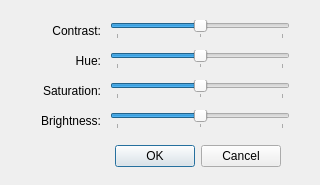
Above: askHueSatBriDialog.ui from Swyter/openbrf-redux before the change. Below: the same form after it.
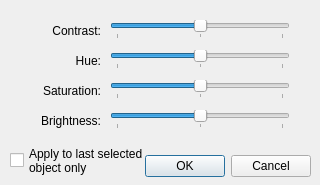
That is the form after the change.

Commit message:
mainwindow, askHueSatBriDialog: Add an `Apply to last selected object only` checkbox to the vertex color tool, similar to the roto-rescale tool. Suggested by @kraggrim. Had to learn how the Qt signals and connectors actually work. Darn. :)
Fix the setRotCenterPoint() indentation from the previous commit. This tab vs spaces stuff is all over the place.

What changed in the file:
```diff
--- a/askHueSatBriDialog.ui
+++ b/askHueSatBriDialog.ui
@@ -16,8 +16,8 @@
   <widget class="QDialogButtonBox" name="buttonBox">
    <property name="geometry">
     <rect>
-     <x>110</x>
-     <y>140</y>
+     <x>140</x>
+     <y>150</y>
      <width>171</width>
      <height>32</height>
     </rect>
@@ -193,6 +193,20 @@
     <set>Qt::AlignRight|Qt::AlignTrailing|Qt::AlignVCenter</set>
    </property>
   </widget>
+    <widget class="QCheckBox" name="applyToLastSel">
+   <property name="geometry">
+    <rect>
+     <x>10</x>
+     <y>140</y>
+     <width>151</width>
+     <height>41</height>
+    </rect>
+   </property>
+   <property name="text">
+    <string>Apply to last selected
+object only</string>
+   </property>
+  </widget>
  </widget>
  <tabstops>
   <tabstop>buttonBox</tabstop>
```
The commit also changes 4 other files.
